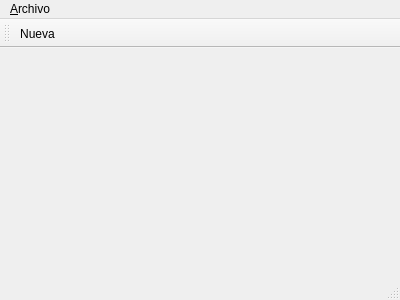
This is atlas/mainwindow.ui in diegowald/atlas as Qt 5 draws it before an edit. The edited form follows.
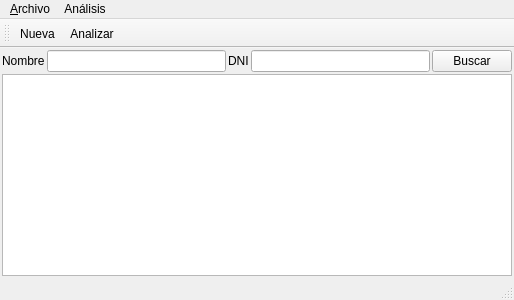
This is the edited form.

Commit message: creacion de funcionalidad generica para menu contextual.

What changed in the file:
```diff
--- a/atlas/mainwindow.ui
+++ b/atlas/mainwindow.ui
@@ -6,20 +6,81 @@
    <rect>
     <x>0</x>
     <y>0</y>
-    <width>400</width>
+    <width>514</width>
     <height>300</height>
    </rect>
   </property>
   <property name="windowTitle">
    <string>MainWindow</string>
   </property>
-  <widget class="QWidget" name="centralWidget"/>
+  <widget class="QWidget" name="centralWidget">
+   <layout class="QVBoxLayout" name="verticalLayout">
+    <property name="spacing">
+     <number>2</number>
+    </property>
+    <property name="leftMargin">
+     <number>2</number>
+    </property>
+    <property name="topMargin">
+     <number>2</number>
+    </property>
+    <property name="rightMargin">
+     <number>2</number>
+    </property>
+    <property name="bottomMargin">
+     <number>2</number>
+    </property>
+    <item>
+     <layout class="QHBoxLayout" name="horizontalLayout">
+      <property name="spacing">
+       <number>2</number>
+      </property>
+      <item>
+       <widget class="QLabel" name="label">
+        <property name="text">
+         <string>Nombre</string>
+        </property>
+        <property name="buddy">
+         <cstring>lineEdit</cstring>
+        </property>
+       </widget>
+      </item>
+      <item>
+       <widget class="QLineEdit" name="lineEdit"/>
+      </item>
+      <item>
+       <widget class="QLabel" name="label_2">
+        <property name="text">
+         <string>DNI</string>
+        </property>
+        <property name="buddy">
+         <cstring>lineEdit_2</cstring>
+        </property>
+       </widget>
+      </item>
+      <item>
+       <widget class="QLineEdit" name="lineEdit_2"/>
+      </item>
+      <item>
+       <widget class="QPushButton" name="pushButton">
+        <property name="text">
+         <string>Buscar</string>
+        </property>
+       </widget>
+      </item>
+     </layout>
+    </item>
+    <item>
+     <widget class="QTableWidget" name="tableWidget"/>
+    </item>
+   </layout>
+  </widget>
   <widget class="QMenuBar" name="menuBar">
    <property name="geometry">
     <rect>
      <x>0</x>
      <y>0</y>
-     <width>400</width>
+     <width>514</width>
      <height>24</height>
     </rect>
    </property>
@@ -29,7 +90,14 @@
     </property>
     <addaction name="actionNuevaHistoriaClinica"/>
    </widget>
+   <widget class="QMenu" name="menuAn_lisis">
+    <property name="title">
+     <string>Análisis</string>
+    </property>
+    <addaction name="actionAnalisis"/>
+   </widget>
    <addaction name="menu_Archivo"/>
+   <addaction name="menuAn_lisis"/>
   </widget>
   <widget class="QToolBar" name="mainToolBar">
    <attribute name="toolBarArea">
@@ -39,6 +107,7 @@
     <bool>false</bool>
    </attribute>
    <addaction name="actionNuevaHistoriaClinica"/>
+   <addaction name="actionAnalisis"/>
   </widget>
   <widget class="QStatusBar" name="statusBar"/>
   <action name="actionNuevaHistoriaClinica">
@@ -52,6 +121,14 @@
     <string>Ctrl+N</string>
    </property>
   </action>
+  <action name="actionAnalisis">
+   <property name="text">
+    <string>Analizar</string>
+   </property>
+   <property name="toolTip">
+    <string>Análisis de datos</string>
+   </property>
+  </action>
  </widget>
  <layoutdefault spacing="6" margin="11"/>
  <resources/>
```
Left out of the diff: 8 changed lines with no effect on the pictures. The commit also changes 26 other files.
